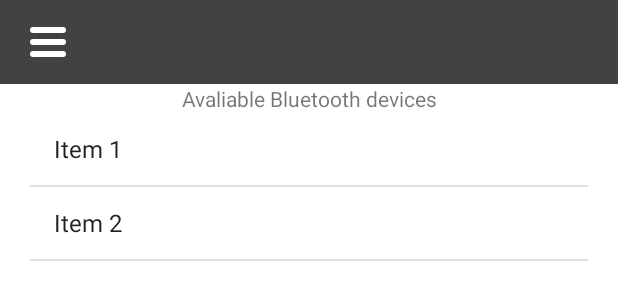
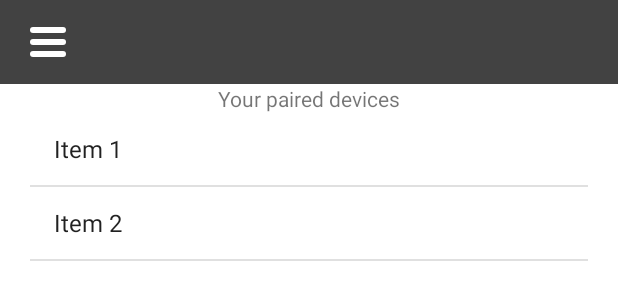
Before and after one commit to azaqis/Turtle, an Android app: the layout activity_select_bluetooth_device.xml on its own in the app's theme, with its tools: preview values and no code run, on a phone screen of 412 x 824 dp. Shown: the top 281 px of the screen. Run offline under Robolectric (Android 15) with nearby library versions, the phone set to English and light mode, and no system bars.

Commit message:
fungerar nu att byta activity i menyn

```diff
--- a/app/src/main/java/se/anad19ps/student/turtle/MainActivity.kt
+++ b/app/src/main/java/se/anad19ps/student/turtle/MainActivity.kt
@@ -13,8 +13,8 @@ class MainActivity : AppCompatActivity() {
 
         HamburgerMenu().setUpHamburgerMenu(this, navView, drawerLayout, hamburgerMenuIcon)
 
-        val intent = Intent(this, ControllerActivity::class.java)
-        startActivity(intent)
+        //val intent = Intent(this, ControllerActivity::class.java)
+        //startActivity(intent)
 
     }
 }
--- a/app/src/main/res/layout/activity_select_bluetooth_device.xml
+++ b/app/src/main/res/layout/activity_select_bluetooth_device.xml
@@ -12,15 +12,11 @@
         android:id="@+id/topBar"
         layout="@layout/top_bar" />
 
-    <include
-        android:id="@+id/drawer"
-        layout="@layout/drawer_layout" />
-
     <TextView
         android:id="@+id/textView"
         android:layout_width="match_parent"
         android:layout_height="wrap_content"
-        android:text="Avaliable Bluetooth devices"
+        android:text="Your paired devices"
         android:textAlignment="center"
         app:layout_constraintEnd_toEndOf="parent"
         app:layout_constraintStart_toStartOf="parent"
@@ -36,7 +32,7 @@
         android:layout_marginEnd="20dp" />
 
     <Button
-        android:id="@+id/refreshBlutoothDevicesButton"
+        android:id="@+id/refreshBluetoothDevicesButton"
         android:layout_width="wrap_content"
         android:layout_height="wrap_content"
         android:text="Refresh"
@@ -44,4 +40,7 @@
         app:layout_constraintEnd_toEndOf="parent"
         app:layout_constraintStart_toStartOf="parent" />
 
+    <include
+        layout="@layout/drawer_layout" />
+
 </androidx.constraintlayout.widget.ConstraintLayout>
--- a/app/src/main/res/menu/nav_drawer_menu.xml
+++ b/app/src/main/res/menu/nav_drawer_menu.xml
@@ -1,12 +1,15 @@
 <?xml version="1.0" encoding="utf-8"?>
 <menu xmlns:android="http://schemas.android.com/apk/res/android">
     <item
-        android:id="@+id/item1"
-        android:title="Item 1"/>
+        android:id="@+id/drawerItemBluetoothConnect"
+        android:title="Bluetooth Connect"/>
     <item
-        android:id="@+id/item2"
-        android:title="Item 2"/>
+        android:id="@+id/drawerItemProgramming"
+        android:title="Programming"/>
     <item
-        android:id="@+id/item3"
-        android:title="Item3"/>
+        android:id="@+id/drawerItemRemoteController"
+        android:title="Remote Controller"/>
+    <item
+        android:id="@+id/drawerItemManageCommands"
+        android:title="Manage Commands"/>
 </menu>
```
Also changed, not shown: app/src/main/java/se/anad19ps/student/turtle/BluetoothActivity.kt (+0 -81 lines), app/src/main/java/se/anad19ps/student/turtle/HamburgerMenu.kt (+31 -19 lines), app/src/main/java/se/anad19ps/student/turtle/SelectBluetoothDeviceActivity.kt (+44 -46 lines).
